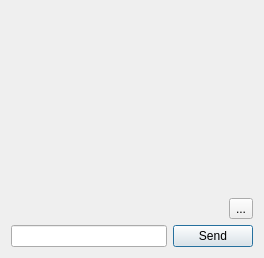
The window that src/proto/chatwidget.ui (KDE/knights) describes before a commit, drawn with Qt 5.
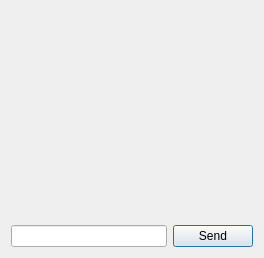
The same window after the commit. Custom widgets are drawn as their Qt base class.

Commit message: Hide convenience console buttons when they're not useful anymore.

Diff of the .ui file:
```diff
--- a/src/proto/chatwidget.ui
+++ b/src/proto/chatwidget.ui
@@ -24,7 +24,21 @@
      </property>
     </widget>
    </item>
+   <item row="0" column="0" rowspan="4" colspan="2">
+    <layout class="QHBoxLayout" name="consoleLayout">
+     <property name="sizeConstraint">
+      <enum>QLayout::SetMaximumSize</enum>
+     </property>
+    </layout>
+   </item>
    <item row="4" column="0" colspan="2">
+    <widget class="QFrame" name="buttonContainer">
+     <property name="sizePolicy">
+      <sizepolicy hsizetype="Expanding" vsizetype="Fixed">
+       <horstretch>0</horstretch>
+       <verstretch>0</verstretch>
+      </sizepolicy>
+     </property>
     <layout class="QHBoxLayout" name="hLayout">
      <property name="sizeConstraint">
       <enum>QLayout::SetMinimumSize</enum>
@@ -45,21 +59,8 @@
        </property>
       </spacer>
      </item>
-     <item>
-      <widget class="QToolButton" name="toolButton">
-       <property name="text">
-        <string>...</string>
-       </property>
-      </widget>
-     </item>
-    </layout>
-   </item>
-   <item row="0" column="0" rowspan="4" colspan="2">
-    <layout class="QHBoxLayout" name="consoleLayout">
-     <property name="sizeConstraint">
-      <enum>QLayout::SetMaximumSize</enum>
-     </property>
-    </layout>
+     </layout>
+    </widget>
    </item>
   </layout>
  </widget>
```
Lines whose indentation alone changed are shown as unchanged. The commit also changes 3 other files.
